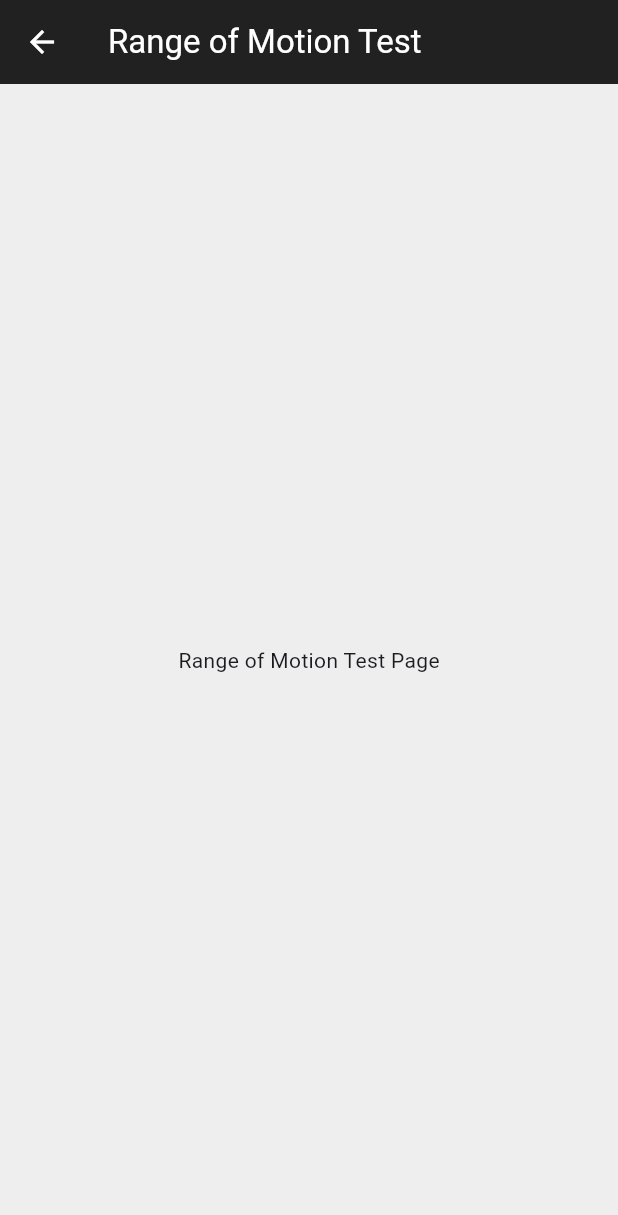
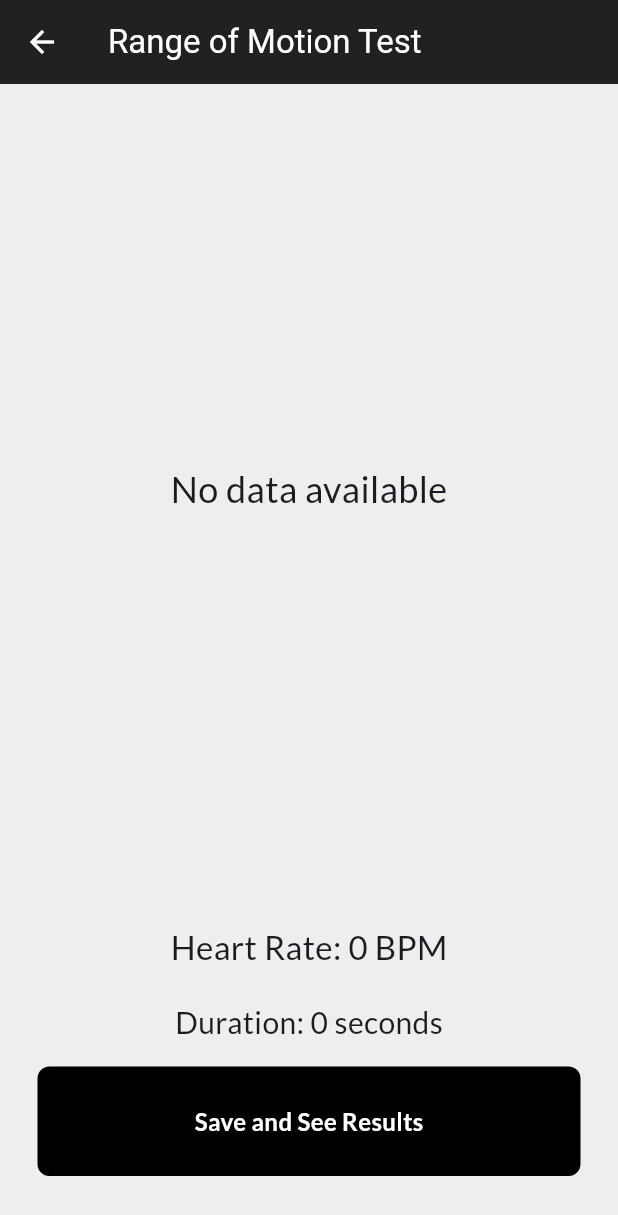
Before and after one commit to FIU-MOSAIC/wearableGestureRecognitionSystem, a Flutter app: the RangeOfMotionTestPage screen opened directly, on a phone screen of 412 x 824 dp. Shown: the top 1215 px of the screen. Run offline on Flutter 3.47's test engine with Material 3 defaults, Android fonts, the phone set to English and light mode, and no system bars; our stand-ins replace cloud_firestore, firebase_auth, firebase_core, fl_chart, google_fonts, google_sign_in and 1 more; accounts and stored records are empty; network calls fail.

Commit message:
updated gyro exercise and about us image

```diff
--- a/mobileApp/gesture_detection/lib/activity pages/range of motion test.dart
+++ b/mobileApp/gesture_detection/lib/activity pages/range of motion test.dart
@@ -1,7 +1,137 @@
+import 'dart:async';
+import 'dart:convert';
+import 'dart:math';
 import 'package:flutter/material.dart';
+import 'package:google_fonts/google_fonts.dart';
+import 'package:web_socket_channel/io.dart';
+import 'package:web_socket_channel/web_socket_channel.dart';
+import 'package:fl_chart/fl_chart.dart';
 
-class RangeOfMotionTestPage extends StatelessWidget {
+import '../components/Button.dart';
+
+class RangeOfMotionTestPage extends StatefulWidget {
   const RangeOfMotionTestPage({super.key});
+
+  @override
+  _RangeOfMotionTestPageState createState() => _RangeOfMotionTestPageState();
+}
+
+class _RangeOfMotionTestPageState extends State<RangeOfMotionTestPage>{
+  late WebSocketChannel channel;
+  Timer? timer;
+  late Stopwatch stopwatch;
+  DateTime? startTime;
+  double durationInSeconds = 0;
+  late double largest = 0;
+  late double smallest = 0;
+
+  double currentAccelX = 0.0, currentAccelY = 0.0, currentAccelZ = 0.0;
+  double currentGyroX = 0.0, currentGyroY = 0.0, currentGyroZ = 0.0;
+  double currentHeartRate = 0.0;
+  double currentTime = 0.0;
+
+  List<double> gyroX = <double>[];
+  List<double> gyroY = <double>[];
+  List<double> gyroZ = <double>[];
+  List<FlSpot> spotX = <FlSpot>[];
+  List<FlSpot> spotY = <FlSpot>[];
+  List<FlSpot> spotZ = <FlSpot>[];
+
+  @override
+  void initState() {
+    super.initState();
+
+    stopwatch = Stopwatch();
+    stopwatch.start();
+
+    channel = IOWebSocketChannel.connect('ws://192.168.0.47:8080');
+    channel.stream.listen((data) {
+      setState(() {
+        Map<String, dynamic> decodedData = jsonDecode(data);
+        currentAccelX = decodedData['accelX'].last.toDouble();
+        currentAccelY = decodedData['accelY'].last.toDouble();
+        currentAccelZ = decodedData['accelZ'].last.toDouble();
+        currentGyroX = decodedData['gyroX'].last.toDouble();
+        currentAccelY = decodedData['gyroY'].last.toDouble();
+        currentAccelZ = decodedData['gyroZ'].last.toDouble();
+        currentHeartRate = decodedData['heartRate'].last.toDouble().round().toDouble();
+
+        currentTime = (stopwatch.elapsedMilliseconds).toDouble();
+        gyroX.add(currentGyroX);
+        gyroY.add(currentGyroY);
+        gyroZ.add(currentGyroZ);
+
+        spotX.add(FlSpot(currentTime, currentGyroX));
+        spotY.add(FlSpot(currentTime, currentGyroY));
+        spotZ.add(FlSpot(currentTime, currentGyroZ));
+
+        List<double> maximums = <double>[gyroX.reduce(max), gyroY.reduce(max), gyroZ.reduce(max)];
+        List<double> minimums = <double>[gyroX.reduce(min), gyroY.reduce(min), gyroZ.reduce(min)];
+        largest = maximums.reduce(max);
+        smallest = minimums.reduce(min);
+
+        if (startTime == null && timer == null) {
+          startTime = DateTime.now();
+          timer = Timer.periodic(const Duration(seconds: 1), (Timer t) {
+            updateDuration();
+          });
+        }
+      });
+    });
+  }
+
+  void updateDuration() {
+    if (startTime != null) {
+      final now = DateTime.now();
+      setState(() {
+        durationInSeconds = now.difference(startTime!).inSeconds.toDouble();
+      });
+    }
+  }
+
+  Widget buildGraph(){
+    if(timer == null){
+      return Center(
+        child: Text('No data available',
+            style: GoogleFonts.lato(fontSize: 24)),
+      );
+    }
+
+    return AspectRatio(
+      aspectRatio: 2.0,
+      child: LineChart(
+        LineChartData(
+          minX: 0.0,
+          maxX: currentTime,
+          minY: smallest,
+          maxY: largest,
+          lineBarsData: [
+            LineChartBarData(
+              spots: spotX,
+              color: Colors.red,
+              barWidth: 1.0,
+              isCurved: true,
+              isStrokeCapRound: true,
+            ),
+            LineChartBarData(
+              spots: spotY,
+              color: Colors.blue,
+              barWidth: 1.0,
+              isCurved: true,
+              isStrokeCapRound: true,
+            ),
+            LineChartBarData(
+              spots: spotZ,
+              color: Colors.green,
+              barWidth: 1.0,
+              isCurved: true,
+              isStrokeCapRound: true,
+            ),
+          ],
+        )
+      ),
+    );
+  }
 
   @override
   Widget build(BuildContext context) {
@@ -12,8 +142,37 @@ class RangeOfMotionTestPage extends StatelessWidget {
         foregroundColor: Colors.white,
         title: const Text('Range of Motion Test'),
       ),
-      body: const Center(
-        child: Text('Range of Motion Test Page'),
+      body: Center(
+        child: Column(
+          mainAxisAlignment: MainAxisAlignment.center,
+          children: [
+            Expanded(child: buildGraph()),
+            const SizedBox(height: 20),
+            Text(
+              'Heart Rate: ${currentHeartRate.round()} BPM',
+              style: GoogleFonts.lato(fontSize: 22),
+            ),
+            const SizedBox(height: 20),
+            Text(
+              'Duration: ${durationInSeconds.toStringAsFixed(0)} seconds',
+              style: GoogleFonts.lato(fontSize: 20),
+            ),
+            const SizedBox(height: 15),
+            Button(
+              onTap: () {
+                if(stopwatch.isRunning){
+                  stopwatch.stop();
+                }
+                if (timer != null && timer!.isActive) {
+                  timer!.cancel();
+                  timer = null;
+                }
+                },
+              text: "Save and See Results",
+            ),
+            const SizedBox(height: 40),
+          ],
+        ),
       ),
     );
   }
--- a/mobileApp/gesture_detection/lib/pages/about us page.dart
+++ b/mobileApp/gesture_detection/lib/pages/about us page.dart
@@ -137,7 +137,7 @@ class AboutUsPage extends StatelessWidget {
                         const SizedBox(height: 10),
                         buildTeamMember('Juan Salas Paredes', 'Front-End', 'lib/images/juanSalasParedes.jpg'),
                         const SizedBox(height: 10),
-                        buildTeamMember('Piercen Rychlik', 'Back-End', 'lib/images/orlando_gonzalez.png'),
+                        buildTeamMember('Piercen Rychlik', 'Back-End', 'lib/images/piercenRychlik.png'),
                         const SizedBox(height: 10),
                         buildTeamMember('Roberto Di Bari', 'Back-End', 'lib/images/orlando_gonzalez.png'),
                         const SizedBox(height: 10),
```
Also changed, not shown: mobileApp/gesture_detection/lib/images/piercenRychlik.png (added), 3 other files.
